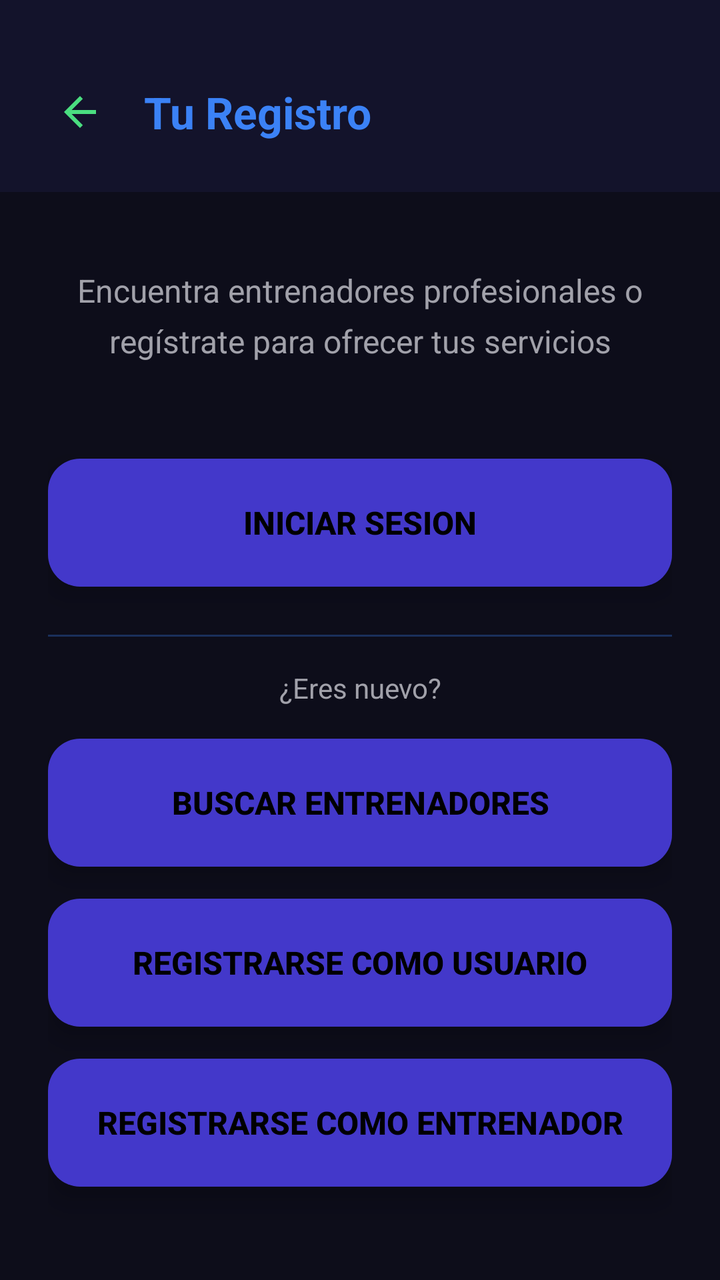
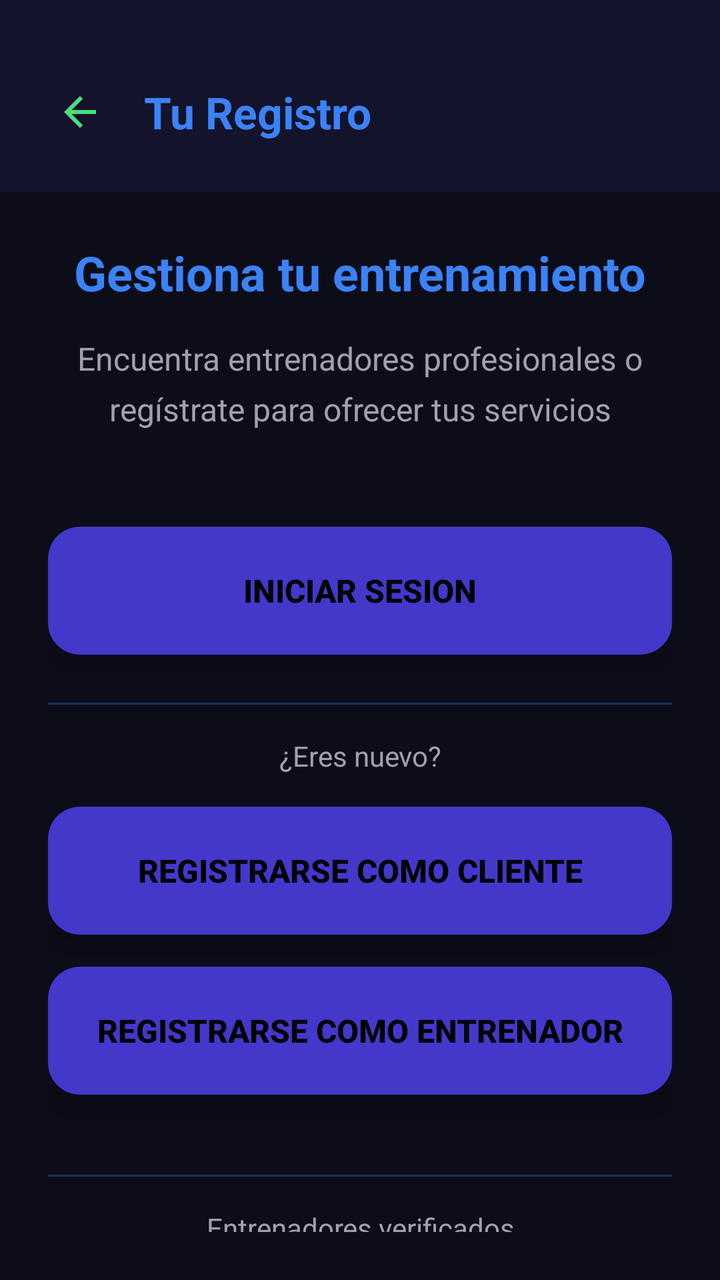

An Android layout rendered at two revisions. The XML below is the earlier revision; the diff shows what the commit changed to produce the second picture.
<!-- AndroidManifest.xml: activity theme Theme.GimnasioPro -->
<!-- res/layout/activity_personal_trainer.xml -->
<?xml version="1.0" encoding="utf-8"?>

<LinearLayout xmlns:android="http://schemas.android.com/apk/res/android"
    xmlns:app="http://schemas.android.com/apk/res-auto"
    xmlns:tools="http://schemas.android.com/tools"
    android:layout_width="match_parent"
    android:layout_height="match_parent"
    android:orientation="vertical"
    android:background="@color/dark_green_background"
    android:fitsSystemWindows="true"
    tools:context=".PersonalTrainerActivity">

    
    <LinearLayout
        android:layout_width="match_parent"
        android:layout_height="wrap_content"
        android:orientation="horizontal"
        android:gravity="center_vertical"
        android:paddingStart="16dp"
        android:paddingEnd="16dp"
        android:paddingBottom="16dp"
        android:paddingTop="32dp"
        android:background="@color/darker_green_header">

        <ImageButton
            android:id="@+id/btnBack"
            android:layout_width="48dp"
            android:layout_height="48dp"
            android:background="?attr/selectableItemBackgroundBorderless"
            android:src="@drawable/ic_arrow_back"
            android:contentDescription="Volver"
            android:scaleType="centerInside"
            android:clickable="true"
            android:focusable="true" />

        <TextView
            android:layout_width="0dp"
            android:layout_height="wrap_content"
            android:layout_weight="1"
            android:layout_marginStart="8dp"
            android:text="Tu Registro"
            android:textSize="22sp"
            android:textStyle="bold"
            android:textColor="@color/accent_blue" />
    </LinearLayout>

    
    <LinearLayout
        android:layout_width="match_parent"
        android:layout_height="match_parent"
        android:orientation="vertical"
        android:padding="24dp"
        android:gravity="center">



        
        <TextView
            android:layout_width="match_parent"
            android:layout_height="wrap_content"
            android:text="Gestiona tu entrenamiento"
            android:textSize="24sp"
            android:textStyle="bold"
            android:textColor="@color/accent_blue"
            android:gravity="center"
            android:layout_marginBottom="16dp" />

        
        <TextView
            android:layout_width="match_parent"
            android:layout_height="wrap_content"
            android:text="Encuentra entrenadores profesionales o regístrate para ofrecer tus servicios"
            android:textSize="16sp"
            android:textColor="@color/text_light_gray"
            android:gravity="center"
            android:lineSpacingMultiplier="1.3"
            android:layout_marginBottom="48dp" />

        
        <Button
            android:id="@+id/btnLogin"
            android:layout_width="match_parent"
            android:layout_height="64dp"
            android:text="INICIAR SESION"
            android:textSize="16sp"
            android:textStyle="bold"
            android:textColor="@color/text_on_button"
            android:background="@drawable/bg_card_trainer"
            android:elevation="8dp"
            android:stateListAnimator="@null"
            android:layout_marginBottom="24dp" />

        
        <View
            android:layout_width="match_parent"
            android:layout_height="1dp"
            android:background="@color/accent_blue"
            android:alpha="0.3"
            android:layout_marginBottom="16dp" />

        <TextView
            android:layout_width="match_parent"
            android:layout_height="wrap_content"
            android:text="¿Eres nuevo?"
            android:textSize="14sp"
            android:textColor="@color/text_light_gray"
            android:gravity="center"
            android:layout_marginBottom="16dp" />

        
        <Button
            android:id="@+id/btnBuscarTrainers"
            android:layout_width="match_parent"
            android:layout_height="64dp"
            android:text="BUSCAR ENTRENADORES"
            android:textSize="16sp"
            android:textStyle="bold"
            android:textColor="@color/text_on_button"
            android:background="@drawable/bg_card_trainer"
            android:elevation="8dp"
            android:stateListAnimator="@null"
            android:layout_marginBottom="16dp" />

        
        <Button
            android:id="@+id/btnRegistrarseUsuario"
            android:layout_width="match_parent"
            android:layout_height="64dp"
            android:text="REGISTRARSE COMO USUARIO"
            android:textSize="16sp"
            android:textStyle="bold"
            android:textColor="@color/text_on_button"
            android:background="@drawable/bg_card_trainer"
            android:elevation="8dp"
            android:stateListAnimator="@null"
            android:layout_marginBottom="16dp" />

        
        <Button
            android:id="@+id/btnRegistrarseTrainer"
            android:layout_width="match_parent"
            android:layout_height="64dp"
            android:text="REGISTRARSE COMO ENTRENADOR"
            android:textSize="16sp"
            android:textStyle="bold"
            android:textColor="@color/text_on_button"
            android:background="@drawable/bg_card_trainer"
            android:elevation="8dp"
            android:stateListAnimator="@null"
            android:layout_marginBottom="24dp" />

        
        <View
            android:layout_width="match_parent"
            android:layout_height="1dp"
            android:background="@color/accent_blue"
            android:alpha="0.3"
            android:layout_marginTop="16dp"
            android:layout_marginBottom="16dp" />

        
        <TextView
            android:layout_width="match_parent"
            android:layout_height="wrap_content"
            android:text="Entrenadores verificados\nRutinas personalizadas\nSeguimiento de progreso"
            android:textSize="14sp"
            android:textColor="@color/text_light_gray"
            android:gravity="center"
            android:lineSpacingMultiplier="1.5" />

    </LinearLayout>

</LinearLayout>
<!-- resources referenced by this layout -->
<resources>
  <color name="accent_blue">#3B82F6</color>
  <color name="dark_green_background">@color/dark_background</color>
  <color name="darker_green_header">@color/dark_background_secondary</color>
  <color name="text_light_gray">@color/text_secondary</color>
  <color name="text_on_button">#FF000000</color>
  <!-- drawable bg_card_trainer (drawable) -->
  <?xml version="1.0" encoding="utf-8"?>
  
  <shape xmlns:android="http://schemas.android.com/apk/res/android"
      android:shape="rectangle">
      <solid android:color="@color/card_trainer" />
      <corners android:radius="16dp" />
  </shape>
  <!-- drawable ic_arrow_back (drawable) -->
  <?xml version="1.0" encoding="utf-8"?>
  
  <vector xmlns:android="http://schemas.android.com/apk/res/android"
      android:width="24dp"
      android:height="24dp"
      android:viewportWidth="24"
      android:viewportHeight="24"
      android:tint="@color/electric_green_button">
      <path
          android:fillColor="@android:color/white"
          android:pathData="M20,11H7.83l5.59,-5.59L12,4l-8,8 8,8 1.41,-1.41L7.83,13H20v-2z"/>
  </vector>
  <style name="Theme.GimnasioPro" parent="Theme.MaterialComponents.Light.NoActionBar">
          
          <item name="colorPrimary">@color/electric_green_button</item>
          <item name="colorPrimaryDark">@color/dark_green_background</item>
          <item name="colorAccent">@color/electric_green_button</item>
          <item name="colorOnPrimary">@color/text_on_button</item>
          <item name="android:windowBackground">@color/dark_green_background</item>
          <item name="android:statusBarColor">@color/dark_green_background</item>
          <item name="android:navigationBarColor">@color/dark_green_background</item>
          <item name="android:fitsSystemWindows">true</item>
      </style>
  <color name="dark_background">#0D0D1A</color>
  <color name="dark_background_secondary">#13132B</color>
  <color name="text_secondary">#A1A1AA</color>
  <color name="card_trainer">#4338CA</color>
  <color name="electric_green_button">@color/accent_green</color>
  <color name="accent_green">#4ADE80</color>
</resources>

<!-- the commit's change to res/layout/activity_personal_trainer.xml (unified diff, before → after) -->
@@ -107,26 +107,13 @@
             android:gravity="center"
             android:layout_marginBottom="16dp" />
 
-        
-        <Button
-            android:id="@+id/btnBuscarTrainers"
-            android:layout_width="match_parent"
-            android:layout_height="64dp"
-            android:text="BUSCAR ENTRENADORES"
-            android:textSize="16sp"
-            android:textStyle="bold"
-            android:textColor="@color/text_on_button"
-            android:background="@drawable/bg_card_trainer"
-            android:elevation="8dp"
-            android:stateListAnimator="@null"
-            android:layout_marginBottom="16dp" />
 
         
         <Button
             android:id="@+id/btnRegistrarseUsuario"
             android:layout_width="match_parent"
             android:layout_height="64dp"
-            android:text="REGISTRARSE COMO USUARIO"
+            android:text="REGISTRARSE COMO CLIENTE"
             android:textSize="16sp"
             android:textStyle="bold"
             android:textColor="@color/text_on_button"
